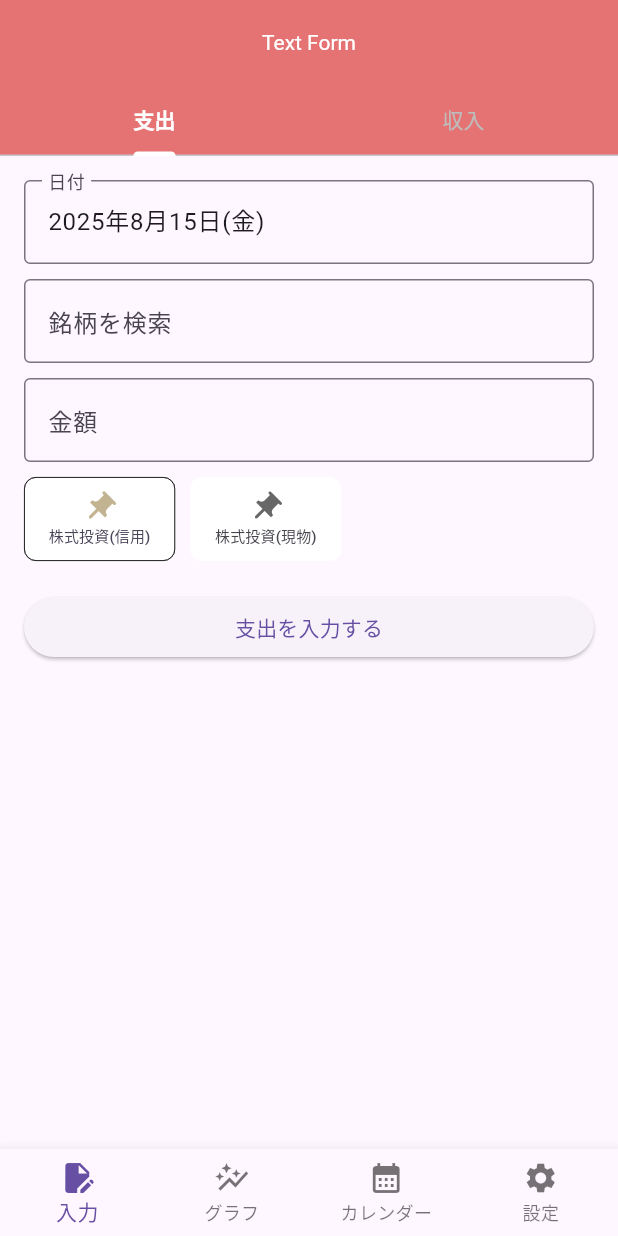
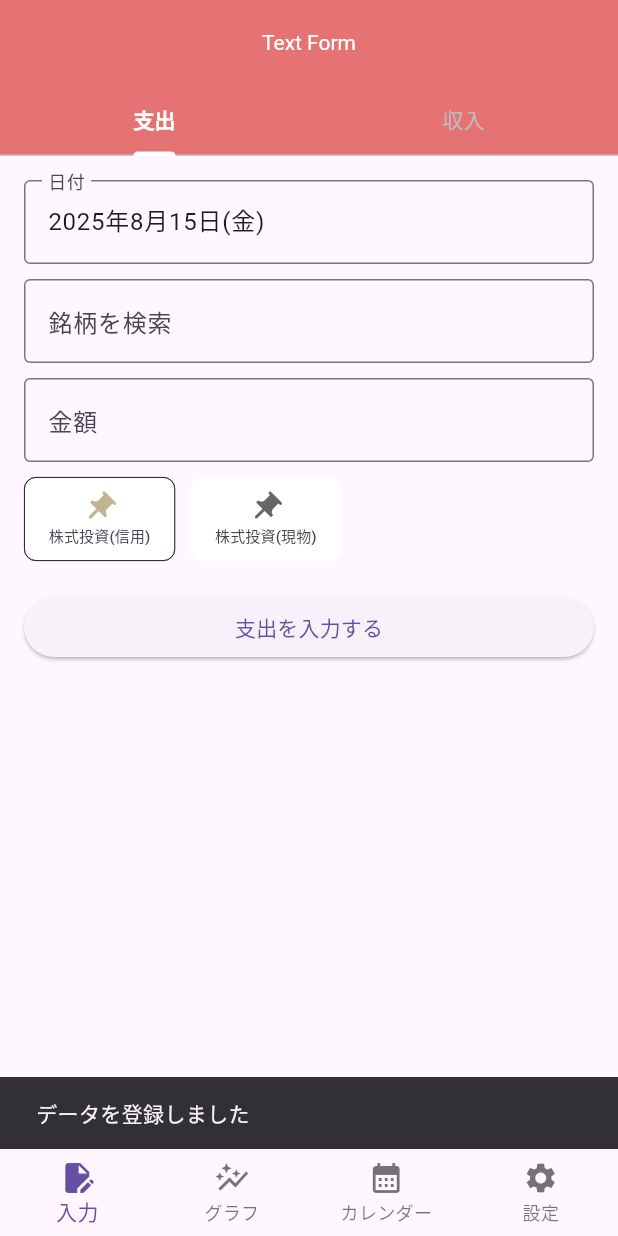
Before and after one commit to kao126/nantokanaru, a Flutter app: the screen it shows after launch, after a tap on "支出を入力する", on a phone screen of 412 x 824 dp. Run offline on Flutter 3.47's test engine with Material 3 defaults, Android fonts, the phone set to English and light mode, and no system bars; our stand-ins replace csv, fl_chart, sqflite, table_calendar; missing offline and left inert: holiday_jp; accounts and stored records are empty.

Commit message:
update: text-form page

```diff
--- a/lib/components/text-form.dart
+++ b/lib/components/text-form.dart
@@ -16,6 +16,7 @@ class TextFormPage extends StatefulWidget {
 
 class _TextFormPageState extends State<TextFormPage> {
   final TextEditingController _dayController = TextEditingController();
+  late TextEditingController _issueAndSymbolController;
   final TextEditingController _amountController = TextEditingController();
   final NumberFormat _yenFormat =
       NumberFormat.currency(locale: 'ja_JP', symbol: '¥', decimalDigits: 0);
@@ -176,6 +177,7 @@ class _TextFormPageState extends State<TextFormPage> {
                   Autocomplete(
                     fieldViewBuilder: (context, textEditingController,
                         focusNode, onFieldSubmitted) {
+                      _issueAndSymbolController = textEditingController;
                       return TextFormField(
                         controller: textEditingController,
                         focusNode: focusNode,
@@ -311,8 +313,18 @@ class _TextFormPageState extends State<TextFormPage> {
                         updatedAt: DateTime.now(),
                       );
                       DatabaseHelper.instance.insertData(data);
-                      // 送信処理を書く
-                      print('送信ボタンが押されました');
+
+                      // フォームの入力内容を初期化
+                      _issueAndSymbolController.clear();
+                      _amountController.clear();
+
+                      // SnackBar表示
+                      ScaffoldMessenger.of(context).showSnackBar(
+                        const SnackBar(
+                          content: Text('データを登録しました'),
+                          duration: Duration(seconds: 2),
+                        ),
+                      );
                     },
                     child: Text(_tabIndex == 0 ? '支出を入力する' : '収入を入力する'),
                   ),
```
